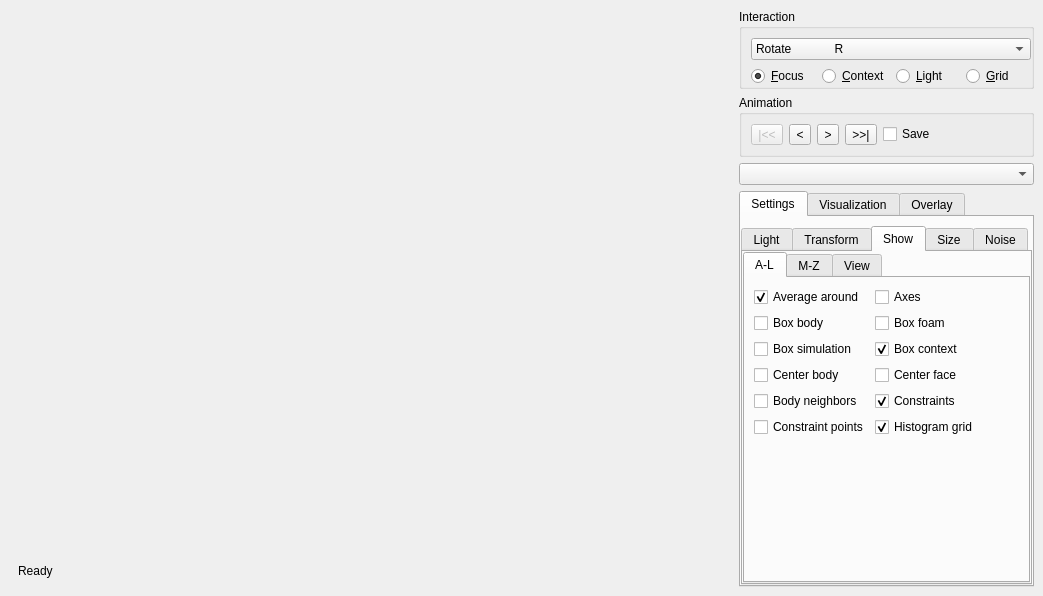
Qt form MainWindow.ui (danlipsa/foamvis) before a commit.
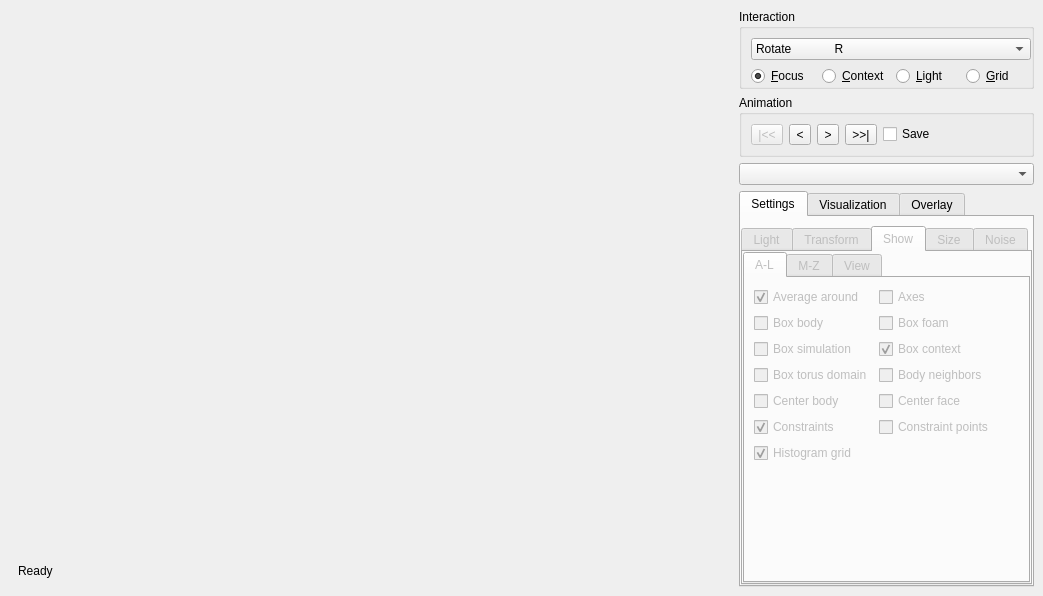
The same form after that commit. The open tabs and pages were chosen to show the change. Custom widgets are drawn as their Qt base class.

What changed in the file:
```diff
--- a/MainWindow.ui
+++ b/MainWindow.ui
@@ -342,6 +342,9 @@
            </property>
            <item>
             <widget class="QTabWidget" name="tabWidgetGeneralOptions">
+             <property name="enabled">
+              <bool>false</bool>
+             </property>
              <property name="currentIndex">
               <number>0</number>
              </property>
@@ -832,37 +835,6 @@
                      </property>
                     </widget>
                    </item>
-                   <item row="4" column="0">
-                    <widget class="QCheckBox" name="checkBoxBodyNeighbors">
-                     <property name="text">
-                      <string>Body neighbors</string>
-                     </property>
-                    </widget>
-                   </item>
-                   <item row="4" column="1">
-                    <widget class="QCheckBox" name="checkBoxConstraints">
-                     <property name="text">
-                      <string>Constraints</string>
-                     </property>
-                     <property name="checked">
-                      <bool>true</bool>
-                     </property>
-                    </widget>
-                   </item>
-                   <item row="5" column="0">
-                    <widget class="QCheckBox" name="checkBoxConstraintPoints">
-                     <property name="text">
-                      <string>Constraint points</string>
-                     </property>
-                    </widget>
-                   </item>
-                   <item row="3" column="0">
-                    <widget class="QCheckBox" name="checkBoxCenterBody">
-                     <property name="text">
-                      <string>Center body</string>
-                     </property>
-                    </widget>
-                   </item>
                    <item row="2" column="0">
                     <widget class="QCheckBox" name="checkBoxBoundingBoxSimulation">
                      <property name="text">
@@ -877,7 +849,7 @@
                      </property>
                     </widget>
                    </item>
-                   <item row="3" column="1">
+                   <item row="4" column="1">
                     <widget class="QCheckBox" name="checkBoxCenterFace">
                      <property name="text">
                       <string>Center face</string>
@@ -894,7 +866,45 @@
                      </property>
                     </widget>
                    </item>
-                   <item row="5" column="1">
+                   <item row="3" column="0">
+                    <widget class="QCheckBox" name="checkBoxBoundingBoxTorusDomain">
+                     <property name="text">
+                      <string>Box torus domain</string>
+                     </property>
+                    </widget>
+                   </item>
+                   <item row="4" column="0">
+                    <widget class="QCheckBox" name="checkBoxCenterBody">
+                     <property name="text">
+                      <string>Center body</string>
+                     </property>
+                    </widget>
+                   </item>
+                   <item row="3" column="1">
+                    <widget class="QCheckBox" name="checkBoxBodyNeighbors">
+                     <property name="text">
+                      <string>Body neighbors</string>
+                     </property>
+                    </widget>
+                   </item>
+                   <item row="6" column="0">
+                    <widget class="QCheckBox" name="checkBoxConstraints">
+                     <property name="text">
+                      <string>Constraints</string>
+                     </property>
+                     <property name="checked">
+                      <bool>true</bool>
+                     </property>
+                    </widget>
+                   </item>
+                   <item row="6" column="1">
+                    <widget class="QCheckBox" name="checkBoxConstraintPoints">
+                     <property name="text">
+                      <string>Constraint points</string>
+                     </property>
+                    </widget>
+                   </item>
+                   <item row="7" column="0">
                     <widget class="QCheckBox" name="checkBoxHistogramGridShown">
                      <property name="text">
                       <string>Histogram grid</string>
```
Left out of the diff: 18 changed lines with no effect on the pictures.
